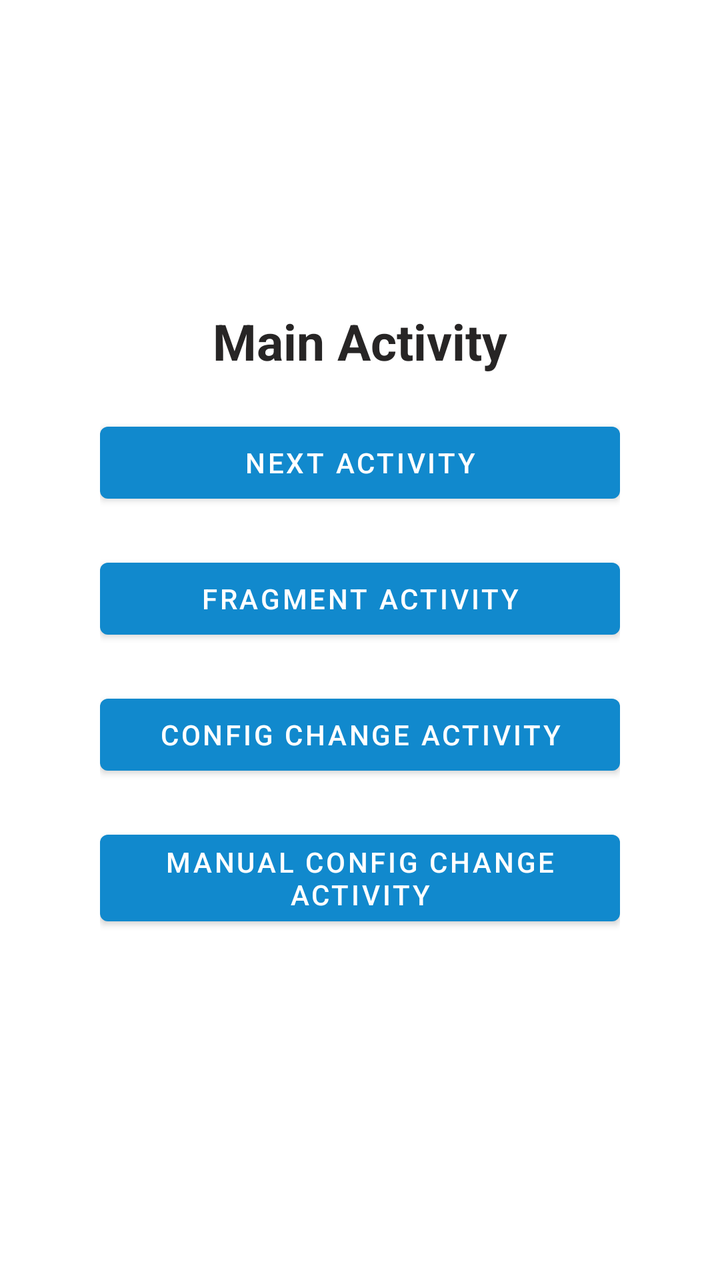
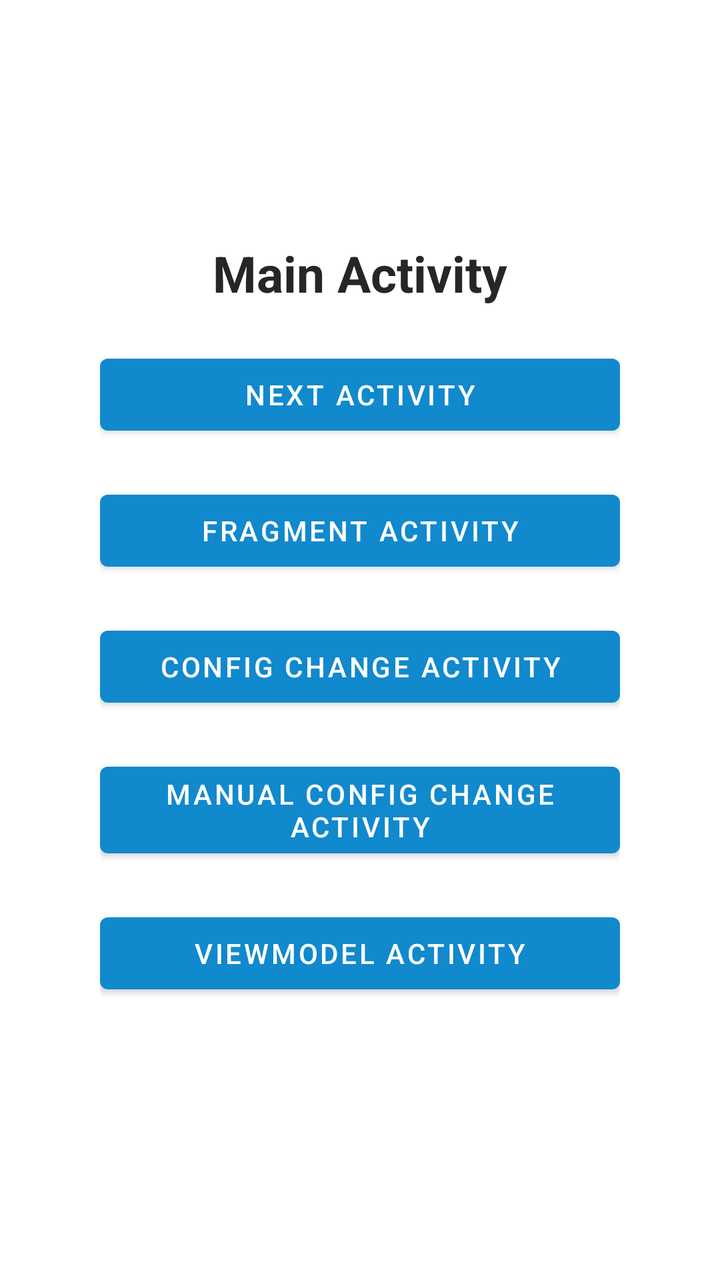

Compare the two renders of this Android layout. The source of the first and the diff that turns it into the second are given below.
<!-- AndroidManifest.xml: application theme Theme.AndroidLifecyclesCourse -->
<!-- res/layout/activity_main.xml -->
<?xml version="1.0" encoding="utf-8"?>
<ScrollView
    xmlns:android="http://schemas.android.com/apk/res/android"
    xmlns:app="http://schemas.android.com/apk/res-auto"
    xmlns:tools="http://schemas.android.com/tools"
    android:layout_width="match_parent"
    android:layout_height="match_parent"
    android:fillViewport="true"
    tools:context=".MainActivity"
    >

    <androidx.constraintlayout.widget.ConstraintLayout
        android:layout_width="match_parent"
        android:layout_height="wrap_content"
        android:paddingVertical="40dp"
        android:paddingHorizontal="50dp">

        <TextView
            android:id="@+id/txtScreenName"
            android:layout_width="wrap_content"
            android:layout_height="wrap_content"
            app:layout_constraintLeft_toLeftOf="parent"
            app:layout_constraintRight_toRightOf="parent"
            app:layout_constraintTop_toTopOf="parent"
            app:layout_constraintBottom_toTopOf="@id/btnNextActivity"
            app:layout_constraintVertical_chainStyle="packed"
            android:layout_marginBottom="20dp"
            style="@style/TextViewScreenName"
            android:text="Main Activity"
            />

        <Button
            android:id="@+id/btnNextActivity"
            android:layout_width="match_parent"
            android:layout_height="wrap_content"
            app:layout_constraintLeft_toLeftOf="parent"
            app:layout_constraintRight_toRightOf="parent"
            app:layout_constraintTop_toBottomOf="@id/txtScreenName"
            app:layout_constraintBottom_toTopOf="@id/btnFragmentActivity"
            android:layout_marginBottom="20dp"
            android:text="Next Activity"
            />

        <Button
            android:id="@+id/btnFragmentActivity"
            android:layout_width="match_parent"
            android:layout_height="wrap_content"
            app:layout_constraintLeft_toLeftOf="parent"
            app:layout_constraintRight_toRightOf="parent"
            app:layout_constraintTop_toBottomOf="@id/btnNextActivity"
            app:layout_constraintBottom_toTopOf="@id/btnConfigChangeActivity"
            android:layout_marginBottom="20dp"
            android:text="Fragment Activity"
            />

        <Button
            android:id="@+id/btnConfigChangeActivity"
            android:layout_width="match_parent"
            android:layout_height="wrap_content"
            app:layout_constraintLeft_toLeftOf="parent"
            app:layout_constraintRight_toRightOf="parent"
            app:layout_constraintTop_toBottomOf="@id/btnFragmentActivity"
            app:layout_constraintBottom_toTopOf="@id/btnManualConfigChangeActivity"
            android:layout_marginBottom="20dp"
            android:text="Config Change Activity"
            />

        <Button
            android:id="@+id/btnManualConfigChangeActivity"
            android:layout_width="match_parent"
            android:layout_height="wrap_content"
            app:layout_constraintLeft_toLeftOf="parent"
            app:layout_constraintRight_toRightOf="parent"
            app:layout_constraintTop_toBottomOf="@id/btnConfigChangeActivity"
            app:layout_constraintBottom_toBottomOf="parent"
            android:layout_marginBottom="20dp"
            android:text="Manual Config Change Activity"
            />


    </androidx.constraintlayout.widget.ConstraintLayout>

</ScrollView>
<!-- resources referenced by this layout -->
<resources>
  <style name="TextViewScreenName" parent="@android:style/TextAppearance.Widget.TextView">
          <item name="android:textColor">@color/gray_dark</item>
          <item name="android:textSize">25sp</item>
          <item name="android:textStyle">bold</item>
          <item name="android:gravity">center</item>
      </style>
  <style name="Theme.AndroidLifecyclesCourse" parent="Theme.MaterialComponents.DayNight.NoActionBar">
          
          <item name="colorPrimary">@color/primary</item>
          <item name="colorPrimaryVariant">@color/primary_variant</item>
          <item name="colorOnPrimary">@color/white</item>
  
          <item name="colorControlActivated">@color/primary_light</item>
  
  
          
          <item name="android:statusBarColor" tools:targetApi="l">?attr/colorPrimaryVariant</item>
          
      </style>
  <color name="gray_dark">#272525</color>
  <color name="primary">#1189CD</color>
  <color name="primary_variant">#02558A</color>
  <color name="white">#FFFFFFFF</color>
  <color name="primary_light" type="color">#64ABCA</color>
</resources>

<!-- the commit's change to res/layout/activity_main.xml (unified diff, before → after) -->
@@ -72,9 +72,21 @@
             app:layout_constraintLeft_toLeftOf="parent"
             app:layout_constraintRight_toRightOf="parent"
             app:layout_constraintTop_toBottomOf="@id/btnConfigChangeActivity"
+            app:layout_constraintBottom_toTopOf="@id/btnViewModelActivity"
+            android:layout_marginBottom="20dp"
+            android:text="Manual Config Change Activity"
+            />
+
+        <Button
+            android:id="@+id/btnViewModelActivity"
+            android:layout_width="match_parent"
+            android:layout_height="wrap_content"
+            app:layout_constraintLeft_toLeftOf="parent"
+            app:layout_constraintRight_toRightOf="parent"
+            app:layout_constraintTop_toBottomOf="@id/btnManualConfigChangeActivity"
             app:layout_constraintBottom_toBottomOf="parent"
             android:layout_marginBottom="20dp"
-            android:text="Manual Config Change Activity"
+            android:text="ViewModel Activity"
             />
 
 
